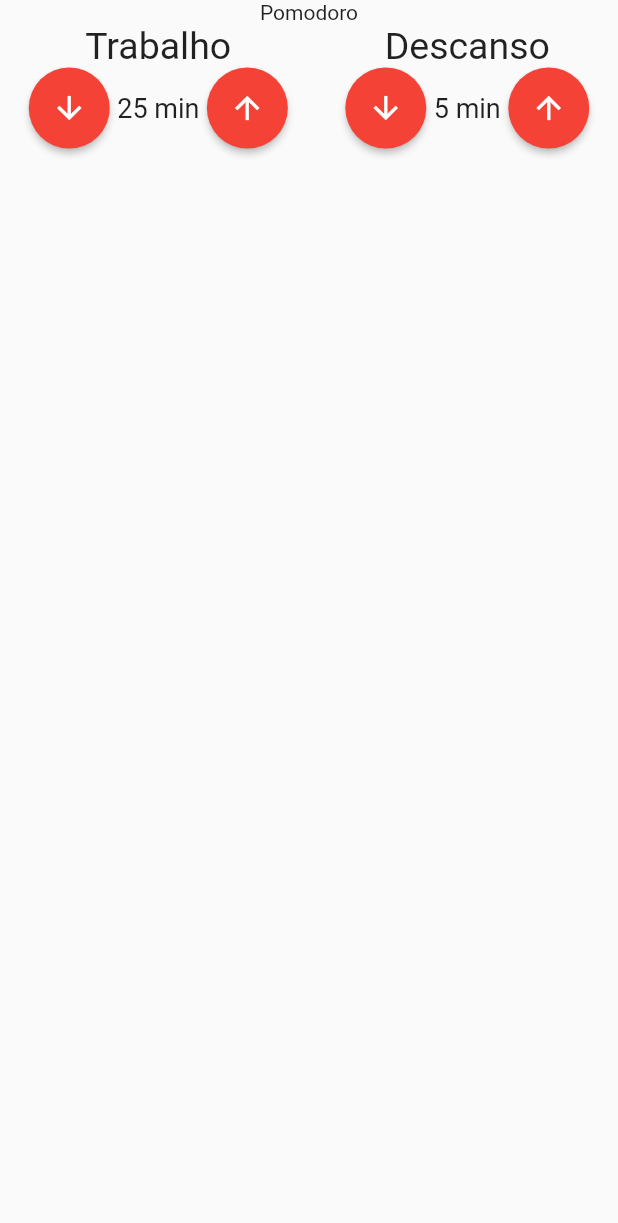
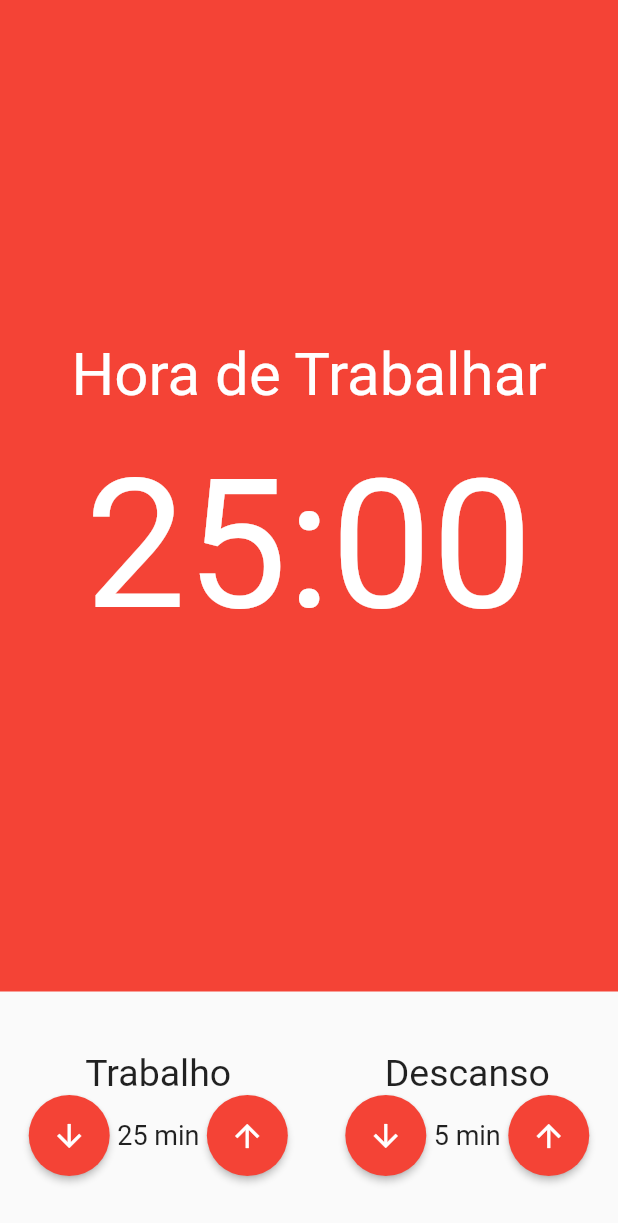
Before and after one commit to davimattos/flutter_mobx, a Flutter app: the screen it shows after launch, on a phone screen of 412 x 824 dp. Shown: the top 1223 px of the screen. Run offline on Flutter 3.47's test engine with Material 2 defaults, Android fonts, the phone set to English and light mode, and no system bars; our stand-ins replace mobx; generated files the repository leaves out were written again.

Commit message:
criando e implementando layout do cronometro

```diff
--- /dev/null
+++ b/lib/components/cronometro.dart
@@ -0,0 +1,26 @@
+import 'package:flutter/material.dart';
+
+class Cronometro extends StatelessWidget {
+  const Cronometro({Key? key}) : super(key: key);
+
+  @override
+  Widget build(BuildContext context) {
+    return Container(
+      color: Colors.red,
+      child: Column(
+        mainAxisAlignment: MainAxisAlignment.center,
+        children: [
+          Text(
+            'Hora de Trabalhar',
+            style: TextStyle(fontSize: 40, color: Colors.white),
+          ),
+          SizedBox(height: 20),
+          Text(
+            '25:00',
+            style: TextStyle(fontSize: 120, color: Colors.white),
+          )
+        ],
+      ),
+    );
+  }
+}
--- a/lib/pages/pomodoro.dart
+++ b/lib/pages/pomodoro.dart
@@ -1,4 +1,5 @@
 import 'package:flutter/material.dart';
+import 'package:flutter_pomodoro_mobx/components/cronometro.dart';
 import 'package:flutter_pomodoro_mobx/components/entrada_tempo.dart';
 
 class Pomodoro extends StatelessWidget {
@@ -8,12 +9,18 @@
   Widget build(BuildContext context) {
     return Scaffold(
       body: Column(
+        crossAxisAlignment: CrossAxisAlignment.stretch,
         children: [
-          Text('Pomodoro'),
-          Row(mainAxisAlignment: MainAxisAlignment.spaceAround, children: [
-            EntradaTempo(titulo: 'Trabalho', valor: 25),
-            EntradaTempo(titulo: 'Descanso', valor: 5)
-          ])
+          Expanded(child: Cronometro()),
+          Padding(
+            padding: const EdgeInsets.symmetric(vertical: 40),
+            child: Row(
+                mainAxisAlignment: MainAxisAlignment.spaceAround,
+                children: [
+                  EntradaTempo(titulo: 'Trabalho', valor: 25),
+                  EntradaTempo(titulo: 'Descanso', valor: 5)
+                ]),
+          )
         ],
       ),
     );
```
